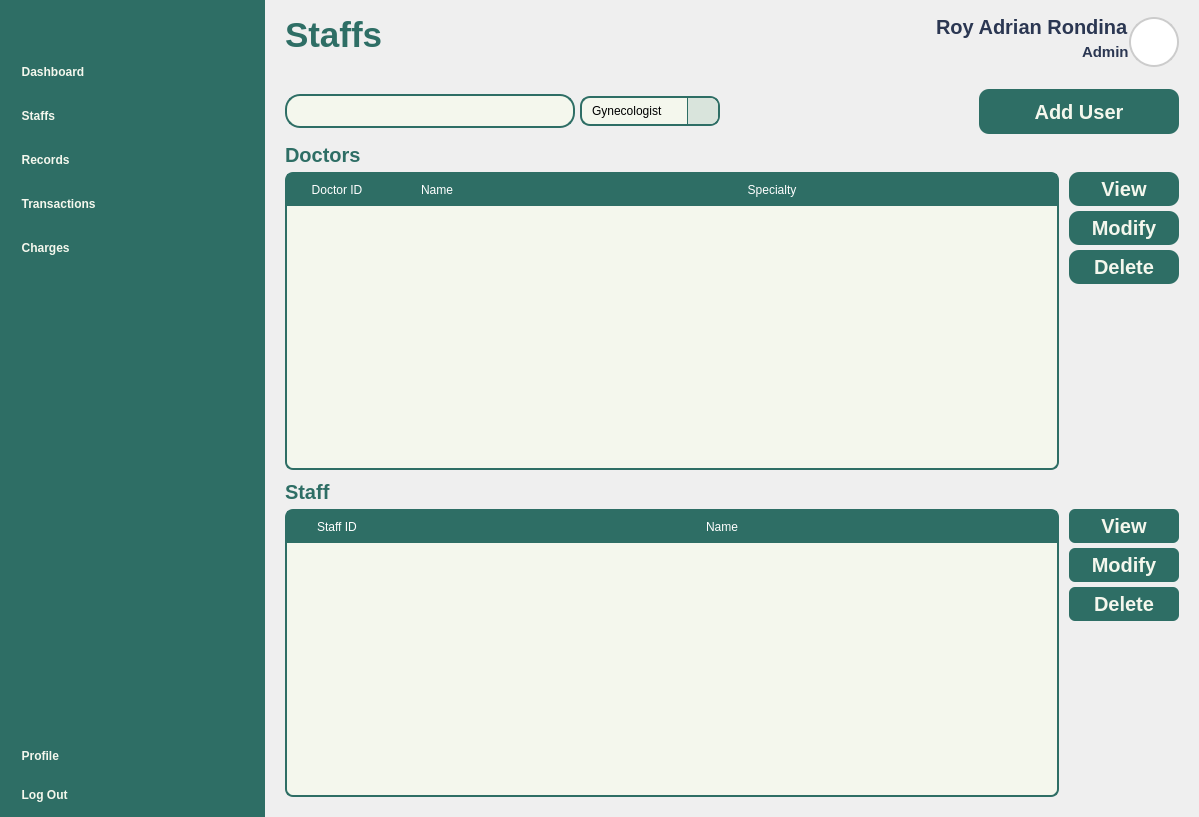
VinsmokeSanji69/COVACHA_CLINIC_SYSTEM, file Views/Admin_Staffs.ui: the form before one commit.
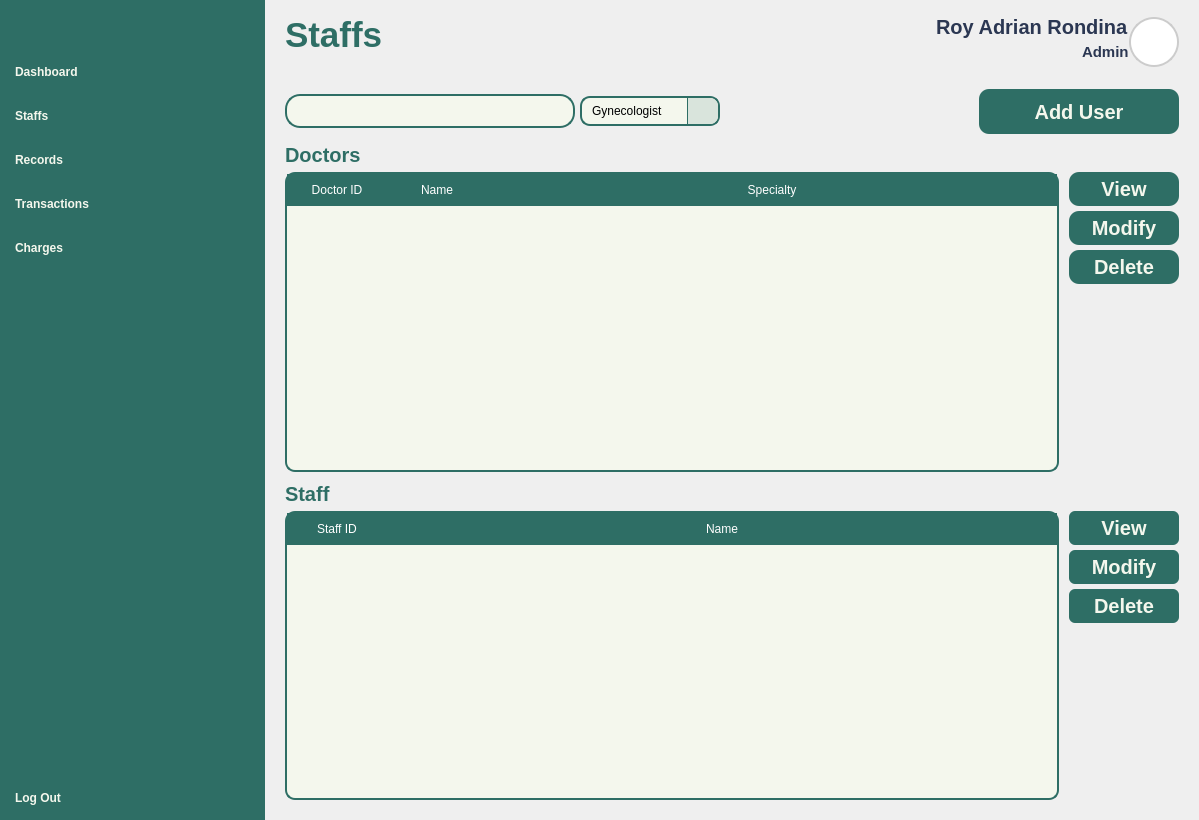
The form after the commit. Icons and pictures are not drawn.

Patch:
```diff
--- a/Views/Admin_Staffs.ui
+++ b/Views/Admin_Staffs.ui
@@ -7,7 +7,7 @@
     <x>0</x>
     <y>0</y>
     <width>1199</width>
-    <height>817</height>
+    <height>820</height>
    </rect>
   </property>
   <property name="windowTitle">
@@ -171,7 +171,7 @@
            <string notr="true"/>
           </property>
           <property name="text">
-           <string>  Dashboard</string>
+           <string>Dashboard</string>
           </property>
           <property name="icon">
            <iconset resource="../Images/resources.qrc">
@@ -196,7 +196,7 @@
 }</string>
           </property>
           <property name="text">
-           <string>  Staffs</string>
+           <string>Staffs</string>
           </property>
           <property name="icon">
            <iconset resource="../Images/resources.qrc">
@@ -219,7 +219,7 @@
            <string notr="true"/>
           </property>
           <property name="text">
-           <string>  Records</string>
+           <string>Records</string>
           </property>
           <property name="icon">
            <iconset resource="../Images/resources.qrc">
@@ -242,7 +242,7 @@
            <string notr="true"/>
           </property>
           <property name="text">
-           <string>  Transactions</string>
+           <string>Transactions</string>
           </property>
           <property name="icon">
            <iconset resource="../Images/resources.qrc">
@@ -265,7 +265,7 @@
            <string notr="true"/>
           </property>
           <property name="text">
-           <string>  Charges</string>
+           <string>Charges</string>
           </property>
           <property name="icon">
            <iconset>
@@ -299,29 +299,6 @@
         <property name="spacing">
          <number>15</number>
         </property>
-        <item>
-         <widget class="QPushButton" name="ProfileButton">
-          <property name="toolTip">
-           <string>View Profile Settings</string>
-          </property>
-          <property name="styleSheet">
-           <string notr="true"/>
-          </property>
-          <property name="text">
-           <string>  Profile</string>
-          </property>
-          <property name="icon">
-           <iconset resource="../Images/resources.qrc">
-            <normaloff>:/lucide/icons/user-round-cog.svg</normaloff>:/lucide/icons/user-round-cog.svg</iconset>
-          </property>
-          <property name="iconSize">
-           <size>
-            <width>40</width>
-            <height>40</height>
-           </size>
-          </property>
-         </widget>
-        </item>
         <item alignment="Qt::AlignVCenter">
          <widget class="QPushButton" name="LogOutButton">
           <property name="toolTip">
@@ -331,7 +308,7 @@
            <string notr="true"/>
           </property>
           <property name="text">
-           <string>  Log Out</string>
+           <string>Log Out</string>
           </property>
           <property name="icon">
            <iconset resource="../Images/resources.qrc">
@@ -977,7 +954,7 @@
                        <x>0</x>
                        <y>0</y>
                        <width>774</width>
-                       <height>289</height>
+                       <height>292</height>
                       </rect>
                      </property>
                      <property name="sizePolicy">
@@ -1014,13 +991,12 @@
                          <string notr="true">QTableWidget {
 	background-color: #F4F7ED;
 	gridline-color: transparent;
-	border-radius: 8px;
+	border-radius: 10px;
 	border: 2px solid #2E6E65;
 }
 QTableWidget::item {
 	border: none;
-	font:500 16pt &quot;Satoshi&quot;;
-	color: #2B3752;
+	font: 16pt &quot;Lexend&quot;;
 }
 QTableWidget::item:selected {
 	background-color: rgba(46, 110, 101, 0.3);
@@ -1029,7 +1005,7 @@
 	background-color: #2E6E65;
 	color: white;
 	padding: 5px;
-	font: 700 15pt &quot;Satoshi&quot;;
+	font: 18px &quot;Lexend Medium&quot;;
 	border: 2px solid #2E6E65;
 }</string>
                         </property>
@@ -1262,13 +1238,12 @@
                          <string notr="true">QTableWidget {
 	background-color: #F4F7ED;
 	gridline-color: transparent;
-	border-radius: 8px;
+	border-radius: 10px;
 	border: 2px solid #2E6E65;
 }
 QTableWidget::item {
 	border: none;
-	font:500 16pt &quot;Satoshi&quot;;
-	color: #2B3752;
+	font: 16pt &quot;Lexend&quot;;
 }
 QTableWidget::item:selected {
 	background-color: rgba(46, 110, 101, 0.3);
@@ -1277,7 +1252,7 @@
 	background-color: #2E6E65;
 	color: white;
 	padding: 5px;
-	font: 700 15pt &quot;Satoshi&quot;;
+	font: 18px &quot;Lexend Medium&quot;;
 	border: 2px solid #2E6E65;
 }</string>
                         </property>
```
Left out of the diff: 18 changed lines with no effect on the pictures.
